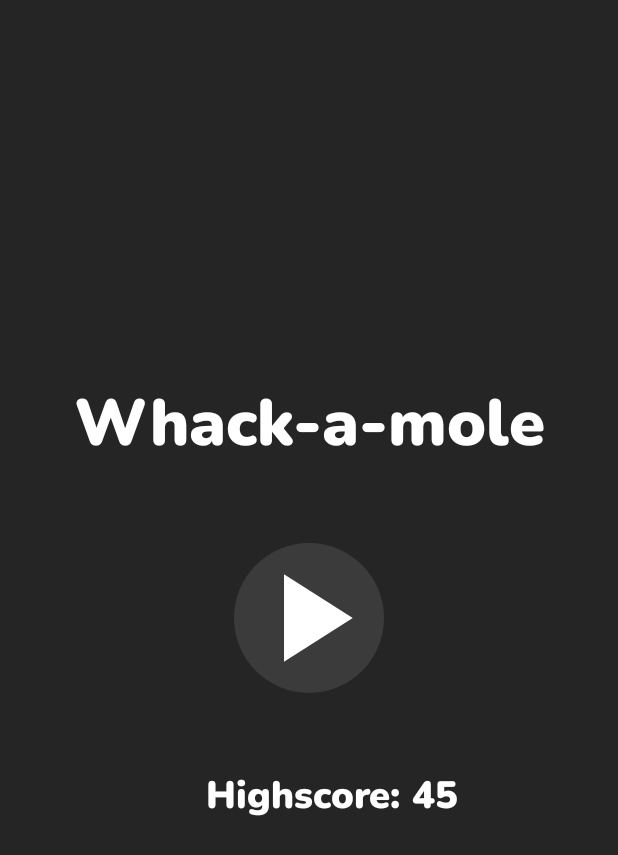
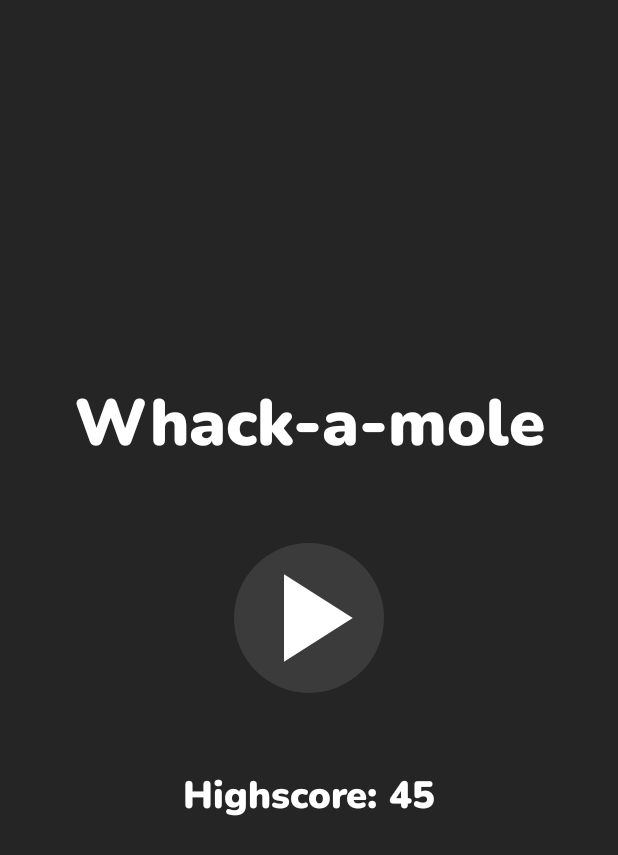
Before and after one commit to maxmvaas/Whack-A-Mole, an Android app: the layout fragment_main_menu.xml on its own in the app's theme, with its tools: preview values and no code run, on a phone screen of 412 x 824 dp. Shown: the top 855 px of the screen. Run offline under Robolectric (Android 15) with nearby library versions, the phone set to English and light mode, and no system bars.

Commit message:
add ui for main menu [small update]

```diff
--- a/app/src/main/res/layout/fragment_main_menu.xml
+++ b/app/src/main/res/layout/fragment_main_menu.xml
@@ -33,31 +33,35 @@
         app:layout_constraintStart_toStartOf="parent"
         app:layout_constraintTop_toTopOf="parent" />
 
+    <LinearLayout
+        android:layout_width="wrap_content"
+        android:layout_height="wrap_content"
+        android:layout_marginTop="@dimen/main_menu_text_views_margin"
+        android:orientation="horizontal"
+        app:layout_constraintEnd_toEndOf="parent"
+        app:layout_constraintStart_toStartOf="parent"
+        app:layout_constraintTop_toBottomOf="@id/image_button_play">
+
         <TextView
             android:id="@+id/text_view_highscore_text"
             android:layout_width="wrap_content"
             android:layout_height="wrap_content"
             android:layout_gravity="center_horizontal"
-        android:layout_marginTop="@dimen/main_menu_text_views_margin"
             android:fontFamily="@font/nunito_black"
             android:text="@string/highscore"
             android:textColor="@color/white"
-        android:textSize="@dimen/main_menu_highscore_text_size"
-        app:layout_constraintEnd_toEndOf="parent"
-        app:layout_constraintStart_toStartOf="parent"
-        app:layout_constraintTop_toBottomOf="@id/image_button_play" />
+            android:textSize="@dimen/main_menu_highscore_text_size" />
 
         <TextView
             android:id="@+id/text_view_highscore"
             android:layout_width="wrap_content"
             android:layout_height="wrap_content"
             android:layout_gravity="center_horizontal"
-        android:layout_marginTop="@dimen/main_menu_text_views_margin"
             android:fontFamily="@font/nunito_black"
             android:textColor="@color/white"
             android:textSize="@dimen/main_menu_highscore_text_size"
-        app:layout_constraintStart_toEndOf="@id/text_view_highscore_text"
-        app:layout_constraintTop_toBottomOf="@id/image_button_play"
             tools:text="45" />
 
+    </LinearLayout>
+
 </androidx.constraintlayout.widget.ConstraintLayout>
```
Lines whose indentation alone changed are shown as unchanged.
